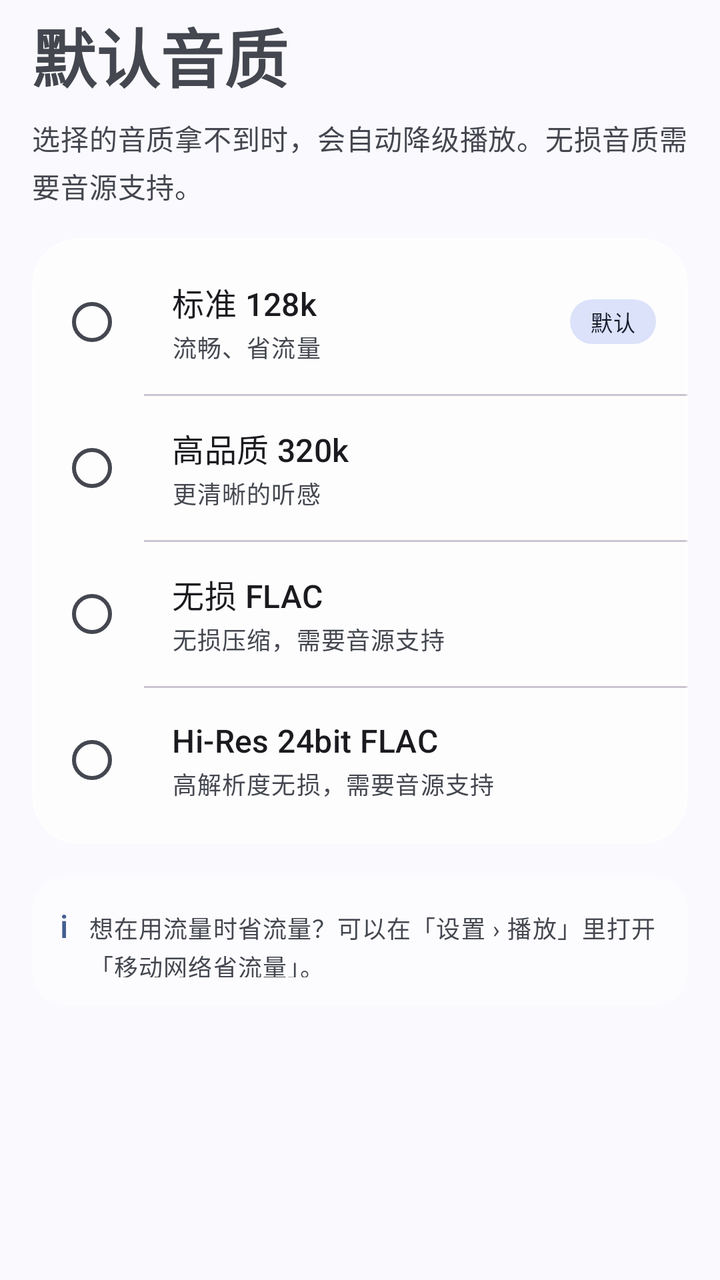
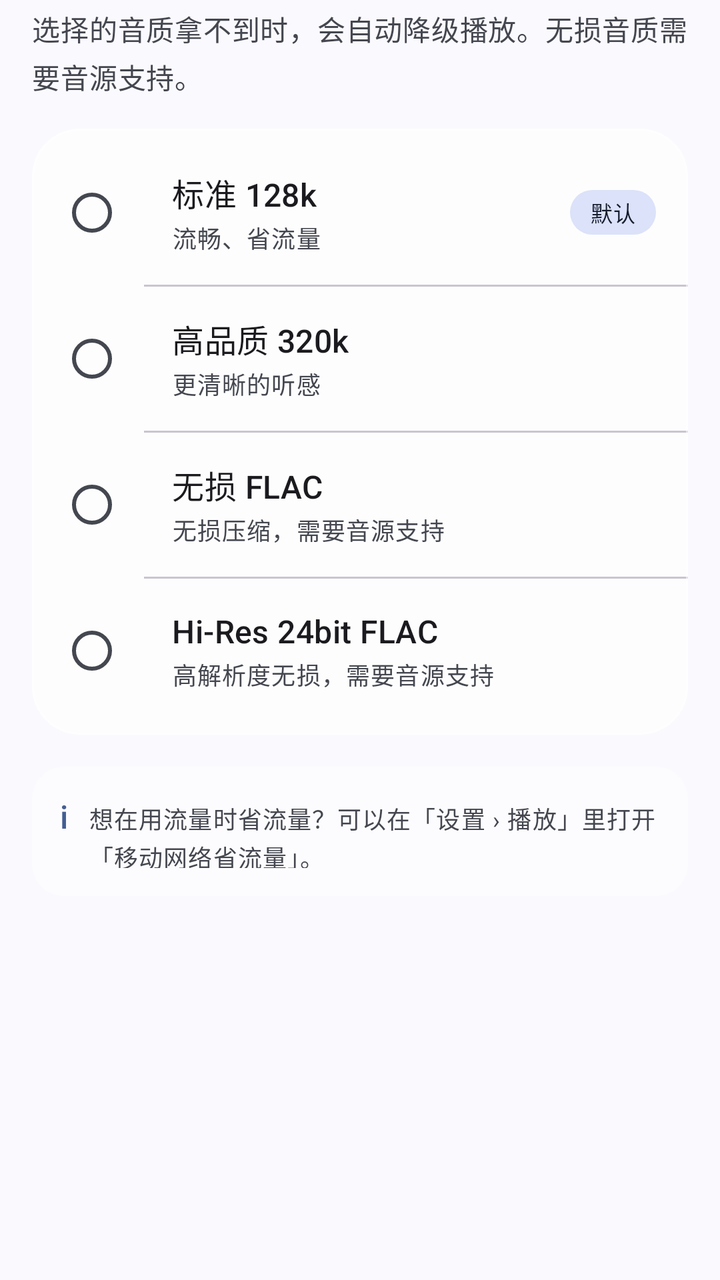

The first picture is an Android layout as it rendered before a commit; the second is the same layout after the commit. The layout source and the unified diff follow.
<!-- AndroidManifest.xml: application theme Theme.QYMusic -->
<!-- res/layout/fragment_quality.xml -->
<?xml version="1.0" encoding="utf-8"?>
<layout xmlns:android="http://schemas.android.com/apk/res/android"
    xmlns:app="http://schemas.android.com/apk/res-auto">

    <androidx.core.widget.NestedScrollView
        android:layout_width="match_parent"
        android:layout_height="match_parent"
        android:fillViewport="true"
        android:overScrollMode="never">

        <LinearLayout
            android:layout_width="match_parent"
            android:layout_height="wrap_content"
            android:orientation="vertical"
            android:paddingStart="16dp"
            android:paddingTop="4dp"
            android:paddingEnd="16dp"
            android:paddingBottom="28dp">

            <TextView
                android:layout_width="match_parent"
                android:layout_height="wrap_content"
                android:text="默认音质"
                android:textAppearance="@style/TextAppearance.Material3.HeadlineLarge"
                android:textStyle="bold" />

            <TextView
                android:layout_width="match_parent"
                android:layout_height="wrap_content"
                android:layout_marginTop="8dp"
                android:lineSpacingExtra="3dp"
                android:text="选择的音质拿不到时，会自动降级播放。无损音质需要音源支持。"
                android:textAppearance="@style/TextAppearance.Material3.BodyMedium"
                android:textColor="?attr/colorOnSurfaceVariant" />

            <com.google.android.material.card.MaterialCardView
                style="@style/Widget.Material3.CardView.Filled"
                android:layout_width="match_parent"
                android:layout_height="wrap_content"
                android:layout_marginTop="16dp"
                app:cardBackgroundColor="@color/glass_card"
                app:cardCornerRadius="24dp"
                app:cardElevation="0dp"
                app:contentPadding="0dp"
                app:strokeColor="@color/glass_stroke"
                app:strokeWidth="1dp">

                <RadioGroup
                    android:id="@+id/group_quality"
                    android:layout_width="match_parent"
                    android:layout_height="wrap_content"
                    android:orientation="vertical"
                    android:paddingTop="6dp"
                    android:paddingBottom="6dp">

                    <LinearLayout
                        android:layout_width="match_parent"
                        android:layout_height="wrap_content"
                        android:gravity="center_vertical"
                        android:minHeight="72dp"
                        android:orientation="horizontal"
                        android:paddingStart="14dp"
                        android:paddingEnd="16dp">

                        <RadioButton
                            android:id="@+id/rb_standard"
                            android:layout_width="wrap_content"
                            android:layout_height="wrap_content"
                            android:buttonTint="?attr/colorPrimary"
                            android:clickable="false"
                            android:focusable="false" />

                        <LinearLayout
                            android:layout_width="0dp"
                            android:layout_height="wrap_content"
                            android:layout_marginStart="8dp"
                            android:layout_weight="1"
                            android:orientation="vertical">

                            <TextView
                                android:layout_width="match_parent"
                                android:layout_height="wrap_content"
                                android:text="标准 128k"
                                android:textAppearance="@style/TextAppearance.Material3.TitleMedium" />

                            <TextView
                                android:layout_width="match_parent"
                                android:layout_height="wrap_content"
                                android:layout_marginTop="2dp"
                                android:text="流畅、省流量"
                                android:textAppearance="@style/TextAppearance.Material3.BodySmall"
                                android:textColor="?attr/colorOnSurfaceVariant" />

                        </LinearLayout>

                        <TextView
                            android:layout_width="wrap_content"
                            android:layout_height="wrap_content"
                            android:background="@drawable/bg_badge"
                            android:paddingStart="10dp"
                            android:paddingTop="3dp"
                            android:paddingEnd="10dp"
                            android:paddingBottom="3dp"
                            android:text="默认"
                            android:textAppearance="@style/TextAppearance.Material3.LabelSmall"
                            android:textColor="?attr/colorOnSecondaryContainer" />

                    </LinearLayout>

                    <View
                        android:layout_width="match_parent"
                        android:layout_height="1dp"
                        android:layout_marginStart="56dp"
                        android:background="?attr/colorOutlineVariant" />

                    <LinearLayout
                        android:layout_width="match_parent"
                        android:layout_height="wrap_content"
                        android:gravity="center_vertical"
                        android:minHeight="72dp"
                        android:orientation="horizontal"
                        android:paddingStart="14dp"
                        android:paddingEnd="16dp">

                        <RadioButton
                            android:id="@+id/rb_high"
                            android:layout_width="wrap_content"
                            android:layout_height="wrap_content"
                            android:buttonTint="?attr/colorPrimary"
                            android:clickable="false"
                            android:focusable="false" />

                        <LinearLayout
                            android:layout_width="0dp"
                            android:layout_height="wrap_content"
                            android:layout_marginStart="8dp"
                            android:layout_weight="1"
                            android:orientation="vertical">

                            <TextView
                                android:layout_width="match_parent"
                                android:layout_height="wrap_content"
                                android:text="高品质 320k"
                                android:textAppearance="@style/TextAppearance.Material3.TitleMedium" />

                            <TextView
                                android:layout_width="match_parent"
                                android:layout_height="wrap_content"
                                android:layout_marginTop="2dp"
                                android:text="更清晰的听感"
                                android:textAppearance="@style/TextAppearance.Material3.BodySmall"
                                android:textColor="?attr/colorOnSurfaceVariant" />

                        </LinearLayout>

                    </LinearLayout>

                    <View
                        android:layout_width="match_parent"
                        android:layout_height="1dp"
                        android:layout_marginStart="56dp"
                        android:background="?attr/colorOutlineVariant" />

                    <LinearLayout
                        android:layout_width="match_parent"
                        android:layout_height="wrap_content"
                        android:gravity="center_vertical"
                        android:minHeight="72dp"
                        android:orientation="horizontal"
                        android:paddingStart="14dp"
                        android:paddingEnd="16dp">

                        <RadioButton
                            android:id="@+id/rb_lossless"
                            android:layout_width="wrap_content"
                            android:layout_height="wrap_content"
                            android:buttonTint="?attr/colorPrimary"
                            android:clickable="false"
                            android:focusable="false" />

                        <LinearLayout
                            android:layout_width="0dp"
                            android:layout_height="wrap_content"
                            android:layout_marginStart="8dp"
                            android:layout_weight="1"
                            android:orientation="vertical">

                            <TextView
                                android:layout_width="match_parent"
                                android:layout_height="wrap_content"
                                android:text="无损 FLAC"
                                android:textAppearance="@style/TextAppearance.Material3.TitleMedium" />

                            <TextView
                                android:layout_width="match_parent"
                                android:layout_height="wrap_content"
                                android:layout_marginTop="2dp"
                                android:text="无损压缩，需要音源支持"
                                android:textAppearance="@style/TextAppearance.Material3.BodySmall"
                                android:textColor="?attr/colorOnSurfaceVariant" />

                        </LinearLayout>

                    </LinearLayout>

                    <View
                        android:layout_width="match_parent"
                        android:layout_height="1dp"
                        android:layout_marginStart="56dp"
                        android:background="?attr/colorOutlineVariant" />

                    <LinearLayout
                        android:layout_width="match_parent"
                        android:layout_height="wrap_content"
                        android:gravity="center_vertical"
                        android:minHeight="72dp"
                        android:orientation="horizontal"
                        android:paddingStart="14dp"
                        android:paddingEnd="16dp">

                        <RadioButton
                            android:id="@+id/rb_hires"
                            android:layout_width="wrap_content"
                            android:layout_height="wrap_content"
                            android:buttonTint="?attr/colorPrimary"
                            android:clickable="false"
                            android:focusable="false" />

                        <LinearLayout
                            android:layout_width="0dp"
                            android:layout_height="wrap_content"
                            android:layout_marginStart="8dp"
                            android:layout_weight="1"
                            android:orientation="vertical">

                            <TextView
                                android:layout_width="match_parent"
                                android:layout_height="wrap_content"
                                android:text="Hi-Res 24bit FLAC"
                                android:textAppearance="@style/TextAppearance.Material3.TitleMedium" />

                            <TextView
                                android:layout_width="match_parent"
                                android:layout_height="wrap_content"
                                android:layout_marginTop="2dp"
                                android:text="高解析度无损，需要音源支持"
                                android:textAppearance="@style/TextAppearance.Material3.BodySmall"
                                android:textColor="?attr/colorOnSurfaceVariant" />

                        </LinearLayout>

                    </LinearLayout>

                </RadioGroup>

            </com.google.android.material.card.MaterialCardView>

            <LinearLayout
                android:layout_width="match_parent"
                android:layout_height="wrap_content"
                android:layout_marginTop="16dp"
                android:background="@drawable/bg_mini_tile"
                android:orientation="horizontal"
                android:padding="14dp">

                <TextView
                    android:layout_width="wrap_content"
                    android:layout_height="wrap_content"
                    android:text="i"
                    android:textAppearance="@style/TextAppearance.Material3.TitleMedium"
                    android:textColor="?attr/colorPrimary" />

                <TextView
                    android:layout_width="0dp"
                    android:layout_height="wrap_content"
                    android:layout_marginStart="10dp"
                    android:layout_weight="1"
                    android:lineSpacingExtra="3dp"
                    android:text="想在用流量时省流量？可以在「设置 › 播放」里打开「移动网络省流量」。"
                    android:textAppearance="@style/TextAppearance.Material3.BodySmall"
                    android:textColor="?attr/colorOnSurfaceVariant" />

            </LinearLayout>

        </LinearLayout>

    </androidx.core.widget.NestedScrollView>

</layout>
<!-- resources referenced by this layout -->
<resources>
  <color name="glass_card">#B8FFFFFF</color>
  <color name="glass_stroke">#80FFFFFF</color>
  <!-- drawable bg_badge (drawable) -->
  <?xml version="1.0" encoding="utf-8"?>
  <shape xmlns:android="http://schemas.android.com/apk/res/android"
      android:shape="rectangle">
      <solid android:color="?attr/colorSecondaryContainer" />
      <corners android:radius="999dp" />
  </shape>
  <!-- drawable bg_mini_tile (drawable) -->
  <?xml version="1.0" encoding="utf-8"?>
  <shape xmlns:android="http://schemas.android.com/apk/res/android"
      android:shape="rectangle">
      <solid android:color="#66FFFFFF" />
      <corners android:radius="16dp" />
  </shape>
  <style name="Theme.QYMusic" parent="Theme.Material3.DynamicColors.DayNight.NoActionBar">
          
          <item name="android:statusBarColor">@android:color/transparent</item>
          <item name="android:navigationBarColor">@android:color/transparent</item>
          <item name="android:windowTranslucentStatus">false</item>
          <item name="android:windowLightStatusBar">true</item>
          <item name="android:windowLightNavigationBar" tools:targetApi="27">true</item>
          <item name="android:enforceNavigationBarContrast" tools:targetApi="29">false</item>
          
      </style>
</resources>

<!-- the commit's change to res/layout/fragment_quality.xml (unified diff, before → after) -->
@@ -20,14 +20,6 @@
             <TextView
                 android:layout_width="match_parent"
                 android:layout_height="wrap_content"
-                android:text="默认音质"
-                android:textAppearance="@style/TextAppearance.Material3.HeadlineLarge"
-                android:textStyle="bold" />
-
-            <TextView
-                android:layout_width="match_parent"
-                android:layout_height="wrap_content"
-                android:layout_marginTop="8dp"
                 android:lineSpacingExtra="3dp"
                 android:text="选择的音质拿不到时，会自动降级播放。无损音质需要音源支持。"
                 android:textAppearance="@style/TextAppearance.Material3.BodyMedium"
